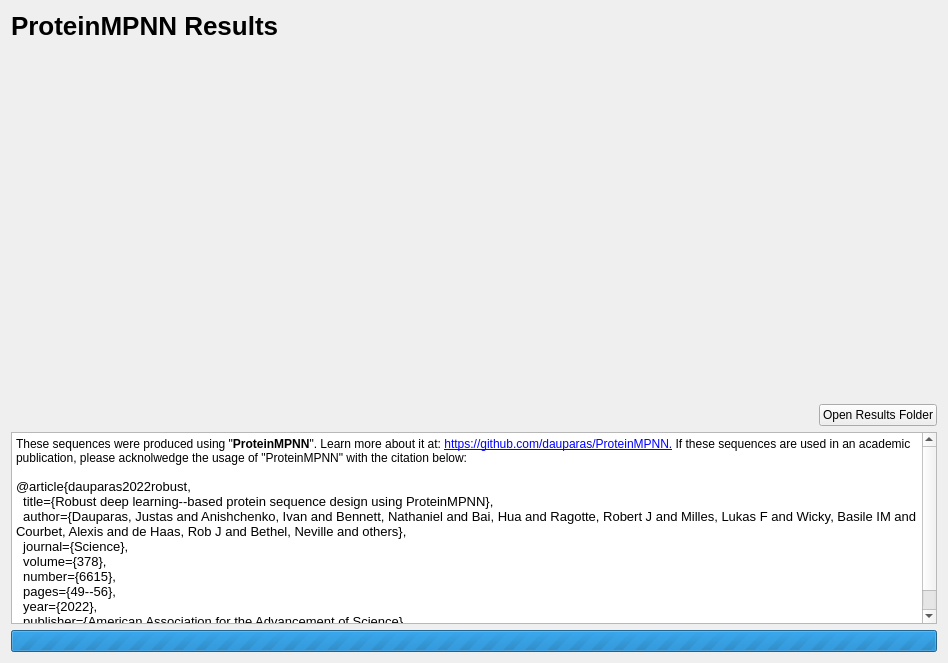
Above: cbr/mpnn/visual/MpnnViewer.ui from TUM-CBR/pymol-plugins before the change. Below: the same form after it.
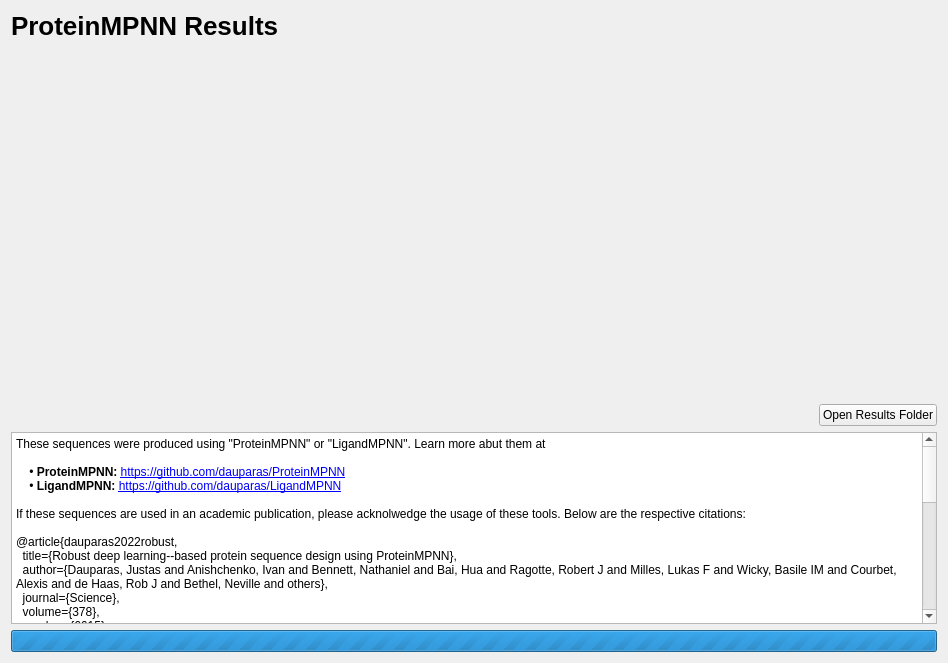
That is the form after the change. Custom widgets are drawn as their Qt base class.

Commit message: [ProteinMPNN] Add support for the LigandMPNN model

Diff of the .ui file:
```diff
--- a/cbr/mpnn/visual/MpnnViewer.ui
+++ b/cbr/mpnn/visual/MpnnViewer.ui
@@ -86,18 +86,43 @@
 li.unchecked::marker { content: &quot;\2610&quot;; }
 li.checked::marker { content: &quot;\2612&quot;; }
 &lt;/style&gt;&lt;/head&gt;&lt;body style=&quot; font-family:'Sans Serif'; font-size:9pt; font-weight:400; font-style:normal;&quot;&gt;
-&lt;p style=&quot; margin-top:0px; margin-bottom:0px; margin-left:0px; margin-right:0px; -qt-block-indent:0; text-indent:0px;&quot;&gt;These sequences were produced using &amp;quot;&lt;span style=&quot; font-weight:700;&quot;&gt;ProteinMPNN&lt;/span&gt;&amp;quot;. Learn more about it at: &lt;a href=&quot;https://github.com/dauparas/ProteinMPNN&quot;&gt;&lt;span style=&quot; text-decoration: underline; color:#0000ff;&quot;&gt;https://github.com/dauparas/ProteinMPNN.&lt;/span&gt;&lt;/a&gt; If these sequences are used in an academic publication, please acknolwedge the usage of &amp;quot;ProteinMPNN&amp;quot; with the citation below:&lt;/p&gt;
+&lt;p style=&quot; margin-top:0px; margin-bottom:0px; margin-left:0px; margin-right:0px; -qt-block-indent:0; text-indent:0px;&quot;&gt;These sequences were produced using &amp;quot;ProteinMPNN&amp;quot; or &amp;quot;LigandMPNN&amp;quot;. Learn more abut them at&lt;/p&gt;
 &lt;p style=&quot;-qt-paragraph-type:empty; margin-top:0px; margin-bottom:0px; margin-left:0px; margin-right:0px; -qt-block-indent:0; text-indent:0px;&quot;&gt;&lt;br /&gt;&lt;/p&gt;
-&lt;p style=&quot; margin-top:0px; margin-bottom:0px; margin-left:0px; margin-right:0px; -qt-block-indent:0; text-indent:0px;&quot;&gt;&lt;span style=&quot; font-size:10pt;&quot;&gt;@article{dauparas2022robust,&lt;/span&gt;&lt;/p&gt;
-&lt;p style=&quot; margin-top:0px; margin-bottom:0px; margin-left:0px; margin-right:0px; -qt-block-indent:0; text-indent:0px;&quot;&gt;&lt;span style=&quot; font-size:10pt;&quot;&gt;  title={Robust deep learning--based protein sequence design using ProteinMPNN},&lt;/span&gt;&lt;/p&gt;
-&lt;p style=&quot; margin-top:0px; margin-bottom:0px; margin-left:0px; margin-right:0px; -qt-block-indent:0; text-indent:0px;&quot;&gt;&lt;span style=&quot; font-size:10pt;&quot;&gt;  author={Dauparas, Justas and Anishchenko, Ivan and Bennett, Nathaniel and Bai, Hua and Ragotte, Robert J and Milles, Lukas F and Wicky, Basile IM and Courbet, Alexis and de Haas, Rob J and Bethel, Neville and others},&lt;/span&gt;&lt;/p&gt;
-&lt;p style=&quot; margin-top:0px; margin-bottom:0px; margin-left:0px; margin-right:0px; -qt-block-indent:0; text-indent:0px;&quot;&gt;&lt;span style=&quot; font-size:10pt;&quot;&gt;  journal={Science},&lt;/span&gt;&lt;/p&gt;
-&lt;p style=&quot; margin-top:0px; margin-bottom:0px; margin-left:0px; margin-right:0px; -qt-block-indent:0; text-indent:0px;&quot;&gt;&lt;span style=&quot; font-size:10pt;&quot;&gt;  volume={378},&lt;/span&gt;&lt;/p&gt;
-&lt;p style=&quot; margin-top:0px; margin-bottom:0px; margin-left:0px; margin-right:0px; -qt-block-indent:0; text-indent:0px;&quot;&gt;&lt;span style=&quot; font-size:10pt;&quot;&gt;  number={6615},  &lt;/span&gt;&lt;/p&gt;
-&lt;p style=&quot; margin-top:0px; margin-bottom:0px; margin-left:0px; margin-right:0px; -qt-block-indent:0; text-indent:0px;&quot;&gt;&lt;span style=&quot; font-size:10pt;&quot;&gt;  pages={49--56},&lt;/span&gt;&lt;/p&gt;
-&lt;p style=&quot; margin-top:0px; margin-bottom:0px; margin-left:0px; margin-right:0px; -qt-block-indent:0; text-indent:0px;&quot;&gt;&lt;span style=&quot; font-size:10pt;&quot;&gt;  year={2022},&lt;/span&gt;&lt;/p&gt;
-&lt;p style=&quot; margin-top:0px; margin-bottom:0px; margin-left:0px; margin-right:0px; -qt-block-indent:0; text-indent:0px;&quot;&gt;&lt;span style=&quot; font-size:10pt;&quot;&gt;  publisher={American Association for the Advancement of Science}&lt;/span&gt;&lt;/p&gt;
-&lt;p style=&quot; margin-top:0px; margin-bottom:0px; margin-left:0px; margin-right:0px; -qt-block-indent:0; text-indent:0px;&quot;&gt;&lt;span style=&quot; font-size:10pt;&quot;&gt;}&lt;/span&gt;&lt;/p&gt;&lt;/body&gt;&lt;/html&gt;</string>
+&lt;p style=&quot; margin-top:0px; margin-bottom:0px; margin-left:0px; margin-right:0px; -qt-block-indent:0; text-indent:0px;&quot;&gt;    • &lt;span style=&quot; font-weight:700;&quot;&gt;ProteinMPNN: &lt;/span&gt;&lt;a href=&quot;https://github.com/dauparas/ProteinMPNN&quot;&gt;&lt;span style=&quot; text-decoration: underline; color:#0000ff;&quot;&gt;https://github.com/dauparas/ProteinMPNN&lt;/span&gt;&lt;/a&gt;&lt;/p&gt;
+&lt;p style=&quot; margin-top:0px; margin-bottom:0px; margin-left:0px; margin-right:0px; -qt-block-indent:0; text-indent:0px;&quot;&gt;&lt;a name=&quot;1&quot;&gt;&lt;/a&gt;    • &lt;a name=&quot;1&quot;&gt;&lt;/a&gt;&lt;span style=&quot; font-weight:700;&quot;&gt;L&lt;/span&gt;&lt;span style=&quot; font-weight:700;&quot;&gt;igandMPNN: &lt;/span&gt;&lt;a href=&quot;https://github.com/dauparas/LigandMPNN&quot;&gt;&lt;span style=&quot; text-decoration: underline; color:#0000ff;&quot;&gt;https://github.com/dauparas/LigandMPNN&lt;/span&gt;&lt;/a&gt;&lt;/p&gt;
+&lt;p style=&quot;-qt-paragraph-type:empty; margin-top:0px; margin-bottom:0px; margin-left:0px; margin-right:0px; -qt-block-indent:0; text-indent:0px;&quot;&gt;&lt;br /&gt;&lt;/p&gt;
+&lt;p style=&quot; margin-top:0px; margin-bottom:0px; margin-left:0px; margin-right:0px; -qt-block-indent:0; text-indent:0px;&quot;&gt;If these sequences are used in an academic publication, please acknolwedge the usage of these tools. Below are the respective citations:&lt;/p&gt;
+&lt;p style=&quot;-qt-paragraph-type:empty; margin-top:0px; margin-bottom:0px; margin-left:0px; margin-right:0px; -qt-block-indent:0; text-indent:0px;&quot;&gt;&lt;br /&gt;&lt;/p&gt;
+&lt;p style=&quot; margin-top:0px; margin-bottom:0px; margin-left:0px; margin-right:0px; -qt-block-indent:0; text-indent:0px;&quot;&gt;@article{dauparas2022robust,&lt;/p&gt;
+&lt;p style=&quot; margin-top:0px; margin-bottom:0px; margin-left:0px; margin-right:0px; -qt-block-indent:0; text-indent:0px;&quot;&gt;  title={Robust deep learning--based protein sequence design using ProteinMPNN},&lt;/p&gt;
+&lt;p style=&quot; margin-top:0px; margin-bottom:0px; margin-left:0px; margin-right:0px; -qt-block-indent:0; text-indent:0px;&quot;&gt;  author={Dauparas, Justas and Anishchenko, Ivan and Bennett, Nathaniel and Bai, Hua and Ragotte, Robert J and Milles, Lukas F and Wicky, Basile IM and Courbet, Alexis and de Haas, Rob J and Bethel, Neville and others},&lt;/p&gt;
+&lt;p style=&quot; margin-top:0px; margin-bottom:0px; margin-left:0px; margin-right:0px; -qt-block-indent:0; text-indent:0px;&quot;&gt;  journal={Science},&lt;/p&gt;
+&lt;p style=&quot; margin-top:0px; margin-bottom:0px; margin-left:0px; margin-right:0px; -qt-block-indent:0; text-indent:0px;&quot;&gt;  volume={378},&lt;/p&gt;
+&lt;p style=&quot; margin-top:0px; margin-bottom:0px; margin-left:0px; margin-right:0px; -qt-block-indent:0; text-indent:0px;&quot;&gt;  number={6615},  &lt;/p&gt;
+&lt;p style=&quot; margin-top:0px; margin-bottom:0px; margin-left:0px; margin-right:0px; -qt-block-indent:0; text-indent:0px;&quot;&gt;  pages={49--56},&lt;/p&gt;
+&lt;p style=&quot; margin-top:0px; margin-bottom:0px; margin-left:0px; margin-right:0px; -qt-block-indent:0; text-indent:0px;&quot;&gt;  year={2022},&lt;/p&gt;
+&lt;p style=&quot; margin-top:0px; margin-bottom:0px; margin-left:0px; margin-right:0px; -qt-block-indent:0; text-indent:0px;&quot;&gt;  publisher={American Association for the Advancement of Science}&lt;/p&gt;
+&lt;p style=&quot; margin-top:0px; margin-bottom:0px; margin-left:0px; margin-right:0px; -qt-block-indent:0; text-indent:0px;&quot;&gt;}&lt;/p&gt;
+&lt;p style=&quot;-qt-paragraph-type:empty; margin-top:0px; margin-bottom:0px; margin-left:0px; margin-right:0px; -qt-block-indent:0; text-indent:0px;&quot;&gt;&lt;br /&gt;&lt;/p&gt;
+&lt;p style=&quot; margin-top:0px; margin-bottom:0px; margin-left:0px; margin-right:0px; -qt-block-indent:0; text-indent:0px;&quot;&gt;@article{dauparas2023atomic,&lt;/p&gt;
+&lt;p style=&quot; margin-top:0px; margin-bottom:0px; margin-left:0px; margin-right:0px; -qt-block-indent:0; text-indent:0px;&quot;&gt;  title={Atomic context-conditioned protein sequence design using LigandMPNN},&lt;/p&gt;
+&lt;p style=&quot; margin-top:0px; margin-bottom:0px; margin-left:0px; margin-right:0px; -qt-block-indent:0; text-indent:0px;&quot;&gt;  author={Dauparas, Justas and Lee, Gyu Rie and Pecoraro, Robert and An, Linna and Anishchenko, Ivan and Glasscock, Cameron and Baker, David},&lt;/p&gt;
+&lt;p style=&quot; margin-top:0px; margin-bottom:0px; margin-left:0px; margin-right:0px; -qt-block-indent:0; text-indent:0px;&quot;&gt;  journal={Biorxiv},&lt;/p&gt;
+&lt;p style=&quot; margin-top:0px; margin-bottom:0px; margin-left:0px; margin-right:0px; -qt-block-indent:0; text-indent:0px;&quot;&gt;  pages={2023--12},&lt;/p&gt;
+&lt;p style=&quot; margin-top:0px; margin-bottom:0px; margin-left:0px; margin-right:0px; -qt-block-indent:0; text-indent:0px;&quot;&gt;  year={2023},&lt;/p&gt;
+&lt;p style=&quot; margin-top:0px; margin-bottom:0px; margin-left:0px; margin-right:0px; -qt-block-indent:0; text-indent:0px;&quot;&gt;  publisher={Cold Spring Harbor Laboratory}&lt;/p&gt;
+&lt;p style=&quot; margin-top:0px; margin-bottom:0px; margin-left:0px; margin-right:0px; -qt-block-indent:0; text-indent:0px;&quot;&gt;}&lt;/p&gt;
+&lt;p style=&quot;-qt-paragraph-type:empty; margin-top:0px; margin-bottom:0px; margin-left:0px; margin-right:0px; -qt-block-indent:0; text-indent:0px;&quot;&gt;&lt;br /&gt;&lt;/p&gt;
+&lt;p style=&quot; margin-top:0px; margin-bottom:0px; margin-left:0px; margin-right:0px; -qt-block-indent:0; text-indent:0px;&quot;&gt;@article{dauparas2022robust,&lt;/p&gt;
+&lt;p style=&quot; margin-top:0px; margin-bottom:0px; margin-left:0px; margin-right:0px; -qt-block-indent:0; text-indent:0px;&quot;&gt;  title={Robust deep learning--based protein sequence design using ProteinMPNN},&lt;/p&gt;
+&lt;p style=&quot; margin-top:0px; margin-bottom:0px; margin-left:0px; margin-right:0px; -qt-block-indent:0; text-indent:0px;&quot;&gt;  author={Dauparas, Justas and Anishchenko, Ivan and Bennett, Nathaniel and Bai, Hua and Ragotte, Robert J and Milles, Lukas F and Wicky, Basile IM and Courbet, Alexis and de Haas, Rob J and Bethel, Neville and others},&lt;/p&gt;
+&lt;p style=&quot; margin-top:0px; margin-bottom:0px; margin-left:0px; margin-right:0px; -qt-block-indent:0; text-indent:0px;&quot;&gt;  journal={Science},&lt;/p&gt;
+&lt;p style=&quot; margin-top:0px; margin-bottom:0px; margin-left:0px; margin-right:0px; -qt-block-indent:0; text-indent:0px;&quot;&gt;  volume={378},&lt;/p&gt;
+&lt;p style=&quot; margin-top:0px; margin-bottom:0px; margin-left:0px; margin-right:0px; -qt-block-indent:0; text-indent:0px;&quot;&gt;  number={6615},  &lt;/p&gt;
+&lt;p style=&quot; margin-top:0px; margin-bottom:0px; margin-left:0px; margin-right:0px; -qt-block-indent:0; text-indent:0px;&quot;&gt;  pages={49--56},&lt;/p&gt;
+&lt;p style=&quot; margin-top:0px; margin-bottom:0px; margin-left:0px; margin-right:0px; -qt-block-indent:0; text-indent:0px;&quot;&gt;  year={2022},&lt;/p&gt;
+&lt;p style=&quot; margin-top:0px; margin-bottom:0px; margin-left:0px; margin-right:0px; -qt-block-indent:0; text-indent:0px;&quot;&gt;  publisher={American Association for the Advancement of Science}&lt;/p&gt;
+&lt;p style=&quot; margin-top:0px; margin-bottom:0px; margin-left:0px; margin-right:0px; -qt-block-indent:0; text-indent:0px;&quot;&gt;}&lt;/p&gt;&lt;/body&gt;&lt;/html&gt;</string>
      </property>
     </widget>
    </item>
```
The commit also changes 6 other files.
